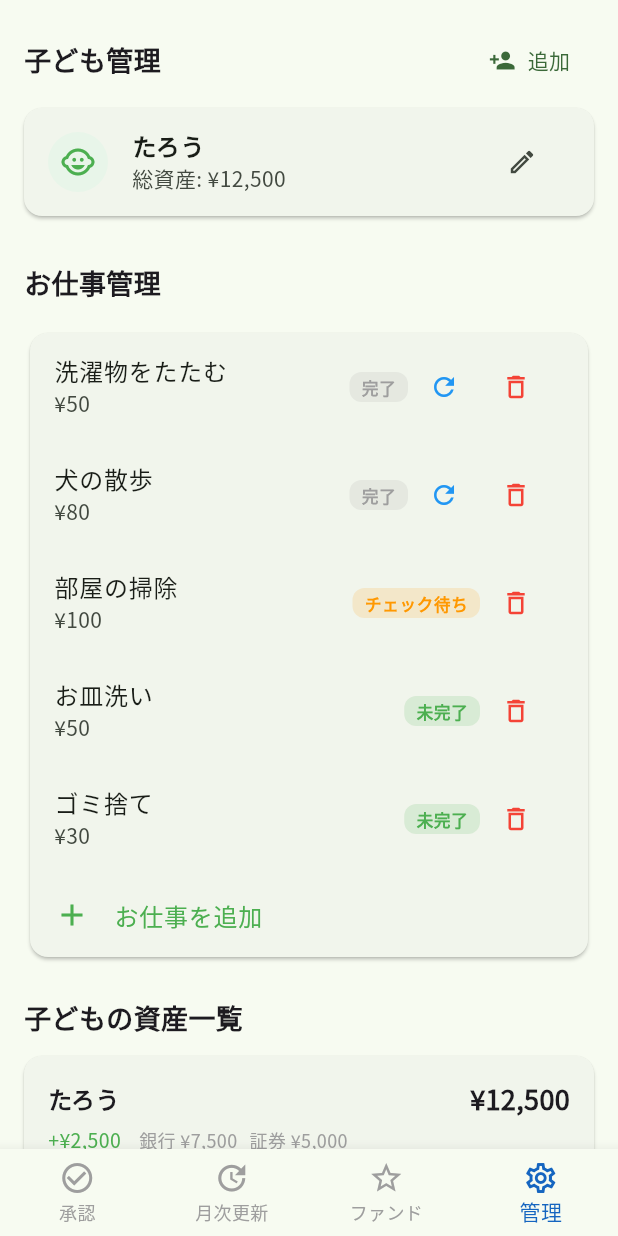
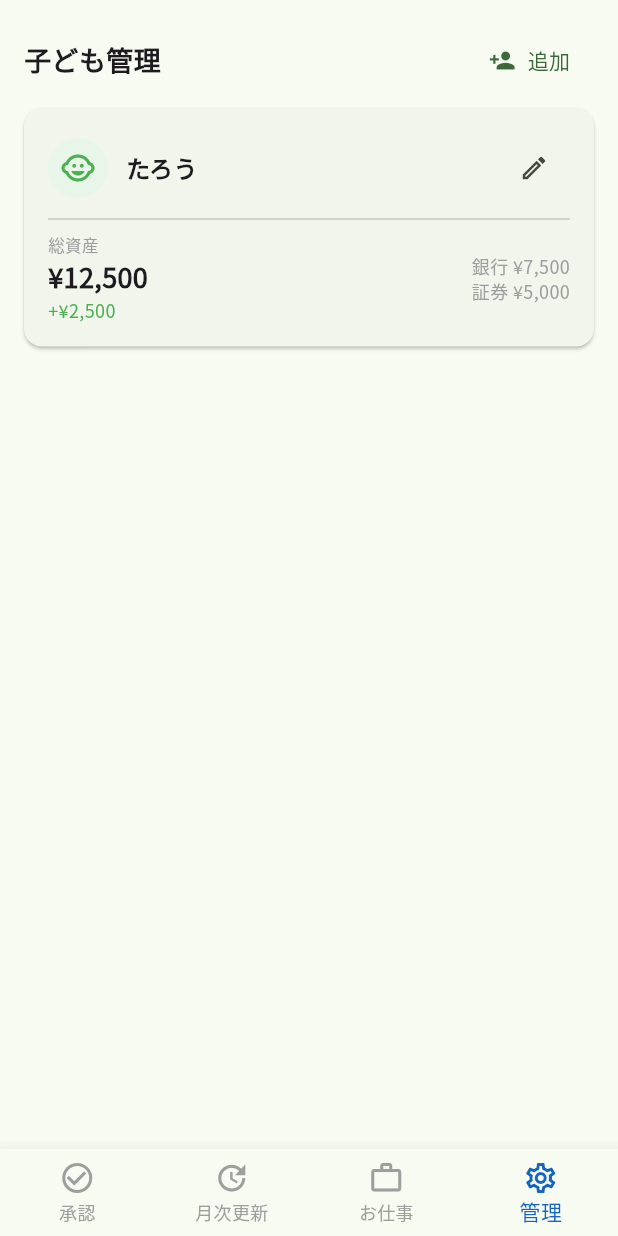
Before and after one commit to Sir-KUMA/family-money-app, a Flutter app: the ParentScreen screen opened directly, item 4 of the bottom bar chosen, on a phone screen of 412 x 824 dp. Run offline on Flutter 3.47's test engine with Material 3 defaults, Android fonts, the phone set to English and light mode, and no system bars; our stand-ins replace fl_chart, google_fonts, shared_preferences; accounts and stored records are empty.

Commit message:
refactor: reorganize parent screen tabs
承認/月次更新(+ファンド)/お仕事/管理(子ども管理+資産一覧統合) の4タブに整理。

Co-Authored-By: Claude Sonnet 4.6 <noreply@anthropic.com>

```diff
--- a/lib/screens/parent_screen.dart
+++ b/lib/screens/parent_screen.dart
@@ -17,14 +17,14 @@ class _ParentScreenState extends State<ParentScreen> {
   static const _tabs = [
     (icon: Icons.check_circle_outline, label: '承認'),
     (icon: Icons.update, label: '月次更新'),
-    (icon: Icons.star_outline, label: 'ファンド'),
+    (icon: Icons.work_outline, label: 'お仕事'),
     (icon: Icons.settings_outlined, label: '管理'),
   ];
 
   static const _pages = [
     _ApprovalPage(),
     _MonthlyUpdatePage(),
-    _FundPage(),
+    _JobPage(),
     _ManagementPage(),
   ];
 
@@ -75,19 +75,26 @@ class _MonthlyUpdatePage extends StatelessWidget {
   Widget build(BuildContext context) {
     return const SingleChildScrollView(
       padding: EdgeInsets.all(16),
-      child: _MonthlyUpdateSection(),
+      child: Column(
+        crossAxisAlignment: CrossAxisAlignment.start,
+        children: [
+          _MonthlyUpdateSection(),
+          SizedBox(height: 24),
+          _CustomFundManagementSection(),
+        ],
+      ),
     );
   }
 }
 
-class _FundPage extends StatelessWidget {
-  const _FundPage();
+class _JobPage extends StatelessWidget {
+  const _JobPage();
 
   @override
   Widget build(BuildContext context) {
     return const SingleChildScrollView(
       padding: EdgeInsets.all(16),
-      child: _CustomFundManagementSection(),
+      child: _JobManagementSection(),
     );
   }
 }
@@ -99,24 +106,15 @@ class _ManagementPage extends StatelessWidget {
   Widget build(BuildContext context) {
     return const SingleChildScrollView(
       padding: EdgeInsets.all(16),
-      child: Column(
-        crossAxisAlignment: CrossAxisAlignment.start,
-        children: [
-          _ChildManagementSection(),
-          SizedBox(height: 24),
-          _JobManagementSection(),
-          SizedBox(height: 24),
-          _ChildrenAssetsSection(),
-        ],
-      ),
+      child: _ChildrenManagementSection(),
     );
   }
 }
 
-// ── 子ども管理セクション ──────────────────────────────────────
+// ── 子ども管理＋資産一覧（統合） ─────────────────────────────
 
-class _ChildManagementSection extends StatelessWidget {
-  const _ChildManagementSection();
+class _ChildrenManagementSection extends StatelessWidget {
+  const _ChildrenManagementSection();
 
   @override
   Widget build(BuildContext context) {
@@ -141,19 +139,29 @@ class _ChildManagementSection extends StatelessWidget {
           ],
         ),
         const SizedBox(height: 8),
-        ...state.children.map((child) => Card(
+        ...state.children.map((child) {
+          final gain = child.gainLoss;
+          final gainColor = gain >= 0 ? const Color(0xFF4CAF50) : Colors.red;
+
+          return Card(
             margin: const EdgeInsets.only(bottom: 8),
-              child: ListTile(
-                leading: const CircleAvatar(
+            child: Padding(
+              padding: const EdgeInsets.all(16),
+              child: Column(
+                crossAxisAlignment: CrossAxisAlignment.start,
+                children: [
+                  Row(
+                    children: [
+                      const CircleAvatar(
                         backgroundColor: Color(0xFFE8F5E9),
                         child: Icon(Icons.child_care, color: Color(0xFF4CAF50)),
                       ),
-                title: Text(child.name,
-                    style: const TextStyle(fontWeight: FontWeight.bold)),
-                subtitle: Text('総資産: ¥${formatYen(child.totalAssets)}'),
-                trailing: Row(
-                  mainAxisSize: MainAxisSize.min,
-                  children: [
+                      const SizedBox(width: 12),
+                      Expanded(
+                        child: Text(child.name,
+                            style: const TextStyle(
+                                fontSize: 16, fontWeight: FontWeight.bold)),
+                      ),
                       IconButton(
                         icon: const Icon(Icons.edit_outlined, size: 20),
                         onPressed: () => showDialog(
@@ -169,15 +177,19 @@ class _ChildManagementSection extends StatelessWidget {
                             context: context,
                             builder: (_) => AlertDialog(
                               title: const Text('子どもを削除'),
-                            content: Text('「${child.name}」のデータをすべて削除しますか？'),
+                              content:
+                                  Text('「${child.name}」のデータをすべて削除しますか？'),
                               actions: [
                                 TextButton(
-                                onPressed: () => Navigator.of(context).pop(),
+                                  onPressed: () =>
+                                      Navigator.of(context).pop(),
                                   child: const Text('キャンセル'),
                                 ),
                                 TextButton(
                                   onPressed: () {
-                                  context.read<AppState>().deleteChild(child);
+                                    context
+                                        .read<AppState>()
+                                        .deleteChild(child);
                                     Navigator.of(context).pop();
                                   },
                                   style: TextButton.styleFrom(
@@ -190,8 +202,50 @@ class _ChildManagementSection extends StatelessWidget {
                         ),
                     ],
                   ),
+                  const Divider(height: 20),
+                  Row(
+                    children: [
+                      Expanded(
+                        child: Column(
+                          crossAxisAlignment: CrossAxisAlignment.start,
+                          children: [
+                            const Text('総資産',
+                                style: TextStyle(
+                                    fontSize: 11, color: Colors.grey)),
+                            Text('¥${formatYen(child.totalAssets)}',
+                                style: const TextStyle(
+                                    fontSize: 18,
+                                    fontWeight: FontWeight.bold)),
+                            Text(
+                              '${gain >= 0 ? '+' : ''}¥${formatYen(gain)}',
+                              style:
+                                  TextStyle(fontSize: 12, color: gainColor),
                             ),
-            )),
+                          ],
+                        ),
+                      ),
+                      Column(
+                        crossAxisAlignment: CrossAxisAlignment.end,
+                        children: [
+                          Text('銀行 ¥${formatYen(child.bankBalance)}',
+                              style: const TextStyle(
+                                  fontSize: 12, color: Colors.grey)),
+                          Text('証券 ¥${formatYen(child.stocksValue)}',
+                              style: const TextStyle(
+                                  fontSize: 12, color: Colors.grey)),
+                          if (child.fundsValue > 0)
+                            Text('親ファンド ¥${formatYen(child.fundsValue)}',
+                                style: const TextStyle(
+                                    fontSize: 12, color: Colors.purple)),
+                        ],
+                      ),
+                    ],
+                  ),
+                ],
+              ),
+            ),
+          );
+        }),
       ],
     );
   }
@@ -1260,67 +1314,3 @@ class _AddJobDialogState extends State<_AddJobDialog> {
     );
   }
 }
-
-// ── 子どもの資産一覧 ─────────────────────────────────────────
-
-class _ChildrenAssetsSection extends StatelessWidget {
-  const _ChildrenAssetsSection();
-
-  @override
-  Widget build(BuildContext context) {
-    final state = context.watch<AppState>();
-
-    return Column(
-      crossAxisAlignment: CrossAxisAlignment.start,
-      children: [
-        const Text('子どもの資産一覧',
-            style: TextStyle(fontSize: 18, fontWeight: FontWeight.bold)),
-        const SizedBox(height: 12),
-        ...state.children.map((child) {
-          final gain = child.gainLoss;
-          final gainColor = gain >= 0 ? const Color(0xFF4CAF50) : Colors.red;
-
-          return Card(
-            margin: const EdgeInsets.only(bottom: 8),
-            child: Padding(
-              padding: const EdgeInsets.all(16),
-              child: Column(
-                crossAxisAlignment: CrossAxisAlignment.start,
-                children: [
-                  Row(
-                    children: [
-                      Text(child.name,
-                          style: const TextStyle(
-                              fontSize: 16, fontWeight: FontWeight.bold)),
-                      const Spacer(),
-                      Text('¥${formatYen(child.totalAssets)}',
-                          style: const TextStyle(
-                              fontSize: 18, fontWeight: FontWeight.bold)),
-                    ],
-                  ),
-                  const SizedBox(height: 4),
-                  Row(
-                    children: [
-                      Text(
-                        '${gain >= 0 ? '+' : ''}¥${formatYen(gain)}',
-                        style: TextStyle(fontSize: 13, color: gainColor),
-                      ),
-                      const SizedBox(width: 12),
-                      Text('銀行 ¥${formatYen(child.bankBalance)}',
-                          style: const TextStyle(
-                              fontSize: 12, color: Colors.grey)),
-                      const SizedBox(width: 8),
-                      Text('証券 ¥${formatYen(child.stocksValue)}',
-                          style: const TextStyle(
-                              fontSize: 12, color: Colors.grey)),
-                    ],
-                  ),
-                ],
-              ),
-            ),
-          );
-        }),
-      ],
-    );
-  }
-}
```
Lines whose indentation alone changed are shown as unchanged.
